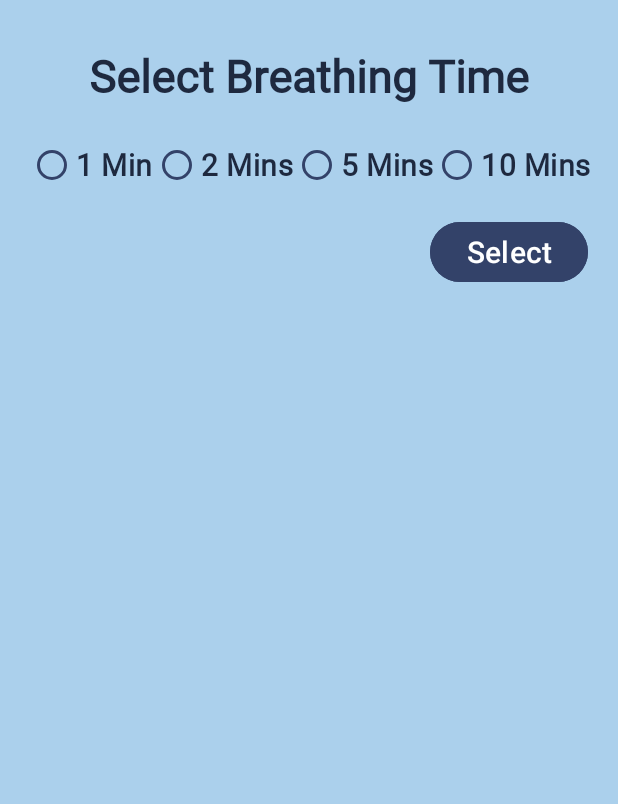
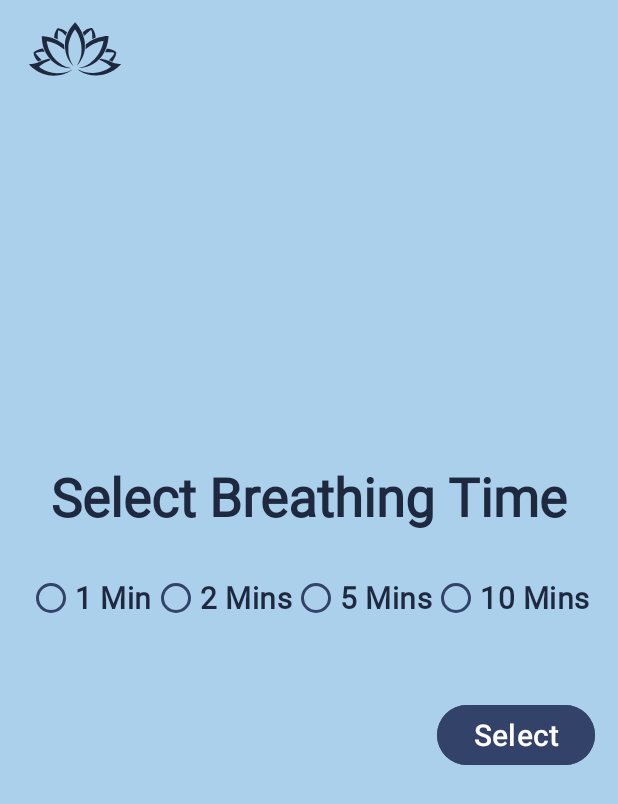
Before and after one commit to aavery0506/MADFinalApp, an Android app: the Breathe screen opened directly, with no data from a screen before it, on a phone screen of 412 x 824 dp. Shown: the top 804 px of the screen. Run offline under Robolectric (Android 15) with nearby library versions, the phone set to English and light mode, and no system bars.

Commit message:
updating UI elements

```diff
--- a/app/src/main/AndroidManifest.xml
+++ b/app/src/main/AndroidManifest.xml
@@ -30,7 +30,7 @@
             android:name=".Journal"
             android:exported="false" />
         <activity
-            android:name=".Breathing"
+            android:name=".Breathe"
             android:exported="false" />
         <activity
             android:name=".Affirmations"
--- a/app/src/main/java/com/example/selfcareapp/Breathing.java
+++ b/app/src/main/java/com/example/selfcareapp/Breathe.java
@@ -10,11 +10,10 @@ import androidx.core.view.ViewCompat;
 import androidx.core.view.WindowInsetsCompat;
 import androidx.navigation.NavController;
 import androidx.navigation.Navigation;
-import androidx.navigation.fragment.NavHostFragment;
 
 import com.example.selfcareapp.databinding.ActivityBreathingBinding;
 
-public class Breathing extends AppCompatActivity implements BreatheSelect.SelectListener,BreatheAnimation.AnimateListener{
+public class Breathe extends AppCompatActivity implements BreatheSelect.SelectListener,BreatheAnimation.AnimateListener{
 
     ActivityBreathingBinding binding;
 
--- a/app/src/main/java/com/example/selfcareapp/BreatheSelect.java
+++ b/app/src/main/java/com/example/selfcareapp/BreatheSelect.java
@@ -1,6 +1,7 @@
 package com.example.selfcareapp;
 
 import android.content.Context;
+import android.content.Intent;
 import android.os.Bundle;
 
 import androidx.annotation.NonNull;
@@ -49,6 +50,15 @@ public class BreatheSelect extends Fragment {
                              Bundle savedInstanceState) {
         // Inflate the layout for this fragment
         binding= FragmentBreatheSelectBinding.inflate(inflater,container,false);
+
+        //click on lotus to go home
+        binding.selectLotus.setOnClickListener(new View.OnClickListener() {
+            @Override
+            public void onClick(View view) {
+                Intent intent = new Intent(getActivity(), HomeScreen.class);
+                startActivity(intent);
+            }
+        });
         return binding.getRoot();
     }
 
--- a/app/src/main/java/com/example/selfcareapp/HapticHelper.java
+++ /dev/null
@@ -1,6 +0,0 @@
-package com.example.selfcareapp;
-
-public class HapticHelper {
-
-
-}
--- a/app/src/main/java/com/example/selfcareapp/HomeScreen.java
+++ b/app/src/main/java/com/example/selfcareapp/HomeScreen.java
@@ -9,13 +9,8 @@ import androidx.appcompat.app.AppCompatActivity;
 import androidx.core.graphics.Insets;
 import androidx.core.view.ViewCompat;
 import androidx.core.view.WindowInsetsCompat;
-import androidx.recyclerview.widget.DefaultItemAnimator;
-import androidx.recyclerview.widget.LinearLayoutManager;
-import androidx.recyclerview.widget.RecyclerView;
 
 import com.example.selfcareapp.databinding.ActivityHomeScreenBinding;
-
-import java.util.ArrayList;
 
 public class HomeScreen extends AppCompatActivity {
     ActivityHomeScreenBinding binding;
@@ -41,7 +36,7 @@ public class HomeScreen extends AppCompatActivity {
         binding.HomeBreathe.setOnClickListener(new View.OnClickListener() {
             @Override
             public void onClick(View view) {
-                Intent intent = new Intent(HomeScreen.this,Breathing.class);
+                Intent intent = new Intent(HomeScreen.this, Breathe.class);
                 startActivity(intent);
             }
         });
--- a/app/src/main/res/layout/activity_breathing.xml
+++ b/app/src/main/res/layout/activity_breathing.xml
@@ -5,7 +5,7 @@
     android:id="@+id/main"
     android:layout_width="match_parent"
     android:layout_height="match_parent"
-    tools:context=".Breathing">
+    tools:context=".Breathe">
 
 
 
--- a/app/src/main/res/layout/fragment_breathe_select.xml
+++ b/app/src/main/res/layout/fragment_breathe_select.xml
@@ -9,34 +9,53 @@
     tools:context=".BreatheSelect">
 
 
+    <ImageView
+        android:id="@+id/select_lotus"
+        android:layout_width="100dp"
+        android:layout_height="65dp"
+        android:src="@drawable/lotus_simple"
+        app:layout_constraintStart_toStartOf="parent"
+        app:layout_constraintTop_toTopOf="parent"
+        app:tint="@color/DarkestBlue" />
+
+    <androidx.constraintlayout.widget.ConstraintLayout
+        android:id="@+id/ll_select_brethe"
+        android:layout_width="match_parent"
+        android:layout_height="250dp"
+        android:gravity="center_vertical"
+        android:orientation="vertical"
+        app:layout_constraintBottom_toBottomOf="parent"
+        app:layout_constraintEnd_toEndOf="parent"
+        app:layout_constraintHorizontal_bias="0.5"
+        app:layout_constraintStart_toStartOf="parent"
+        app:layout_constraintTop_toTopOf="parent"
+        app:layout_constraintVertical_bias="0.5">
+
         <TextView
             android:id="@+id/textView2"
             android:layout_width="wrap_content"
             android:layout_height="wrap_content"
-        android:layout_marginTop="30dp"
+            android:layout_marginTop="20dp"
+            android:layout_marginBottom="20dp"
             android:fontFamily="@font/gaegu"
             android:text="Select Breathing Time"
             android:textColor="@color/DarkestBlue"
-        android:textSize="30sp"
+            android:textSize="35sp"
             android:textStyle="bold"
             app:layout_constraintEnd_toEndOf="parent"
-        app:layout_constraintHorizontal_bias="0.5"
             app:layout_constraintStart_toStartOf="parent"
-        app:layout_constraintTop_toTopOf="parent">
-
-    </TextView>
+            app:layout_constraintTop_toTopOf="parent" />
 
         <RadioGroup
-        android:id="@+id/rg_minutes"
-        android:layout_width="wrap_content"
+            android:id="@+id/rg_breathe_select"
+            android:layout_width="match_parent"
             android:layout_height="wrap_content"
-        android:layout_marginTop="15dp"
+            android:layout_marginTop="20dp"
+            android:gravity="center"
             android:orientation="horizontal"
-        android:showDividers="beginning|middle|end"
             app:layout_constraintEnd_toEndOf="parent"
-        app:layout_constraintHorizontal_bias="0.5"
             app:layout_constraintStart_toStartOf="parent"
-        app:layout_constraintTop_toBottomOf="@+id/textView2">
+            app:layout_constraintTop_toBottomOf="@id/textView2">
 
             <RadioButton
                 android:id="@+id/oneMin"
@@ -48,7 +67,7 @@
                 android:textColor="@color/DarkestBlue"
                 android:textSize="20sp"
                 android:textStyle="bold"
-            app:buttonTint = "@color/DarkBlue"/>
+                app:buttonTint="@color/DarkBlue" />
 
             <RadioButton
                 android:id="@+id/twoMin"
@@ -60,7 +79,7 @@
                 android:textColor="@color/DarkestBlue"
                 android:textSize="20sp"
                 android:textStyle="bold"
-            app:buttonTint = "@color/DarkBlue"/>
+                app:buttonTint="@color/DarkBlue" />
 
             <RadioButton
                 android:id="@+id/fiveMin"
@@ -72,7 +91,7 @@
                 android:textColor="@color/DarkestBlue"
                 android:textSize="20sp"
                 android:textStyle="bold"
-            app:buttonTint = "@color/DarkBlue"/>
+                app:buttonTint="@color/DarkBlue" />
 
             <RadioButton
                 android:id="@+id/tenMin"
@@ -84,22 +103,25 @@
                 android:textColor="@color/DarkestBlue"
                 android:textSize="20sp"
                 android:textStyle="bold"
-            app:buttonTint = "@color/DarkBlue"/>
+                app:buttonTint="@color/DarkBlue" />
+
         </RadioGroup>
+
 
         <Button
             android:id="@+id/btn_select"
             android:layout_width="wrap_content"
             android:layout_height="wrap_content"
-        android:layout_marginTop="10dp"
-        android:layout_marginEnd="20dp"
             android:backgroundTint="@color/DarkBlue"
             android:text="Select"
             android:textColor="@color/white"
             android:textSize="20sp"
             android:textStyle="normal"
+            app:layout_constraintBottom_toBottomOf="parent"
             app:layout_constraintEnd_toEndOf="parent"
-        app:layout_constraintTop_toBottomOf="@+id/rg_minutes" />
-
+            app:layout_constraintTop_toBottomOf="@id/rg_breathe_select"
+            android:layout_marginEnd="15dp"
+            android:layout_marginTop="20dp"/>
+    </androidx.constraintlayout.widget.ConstraintLayout>
 
 </androidx.constraintlayout.widget.ConstraintLayout>
```
Also changed, not shown: app/src/main/java/com/example/selfcareapp/BreatheAnimation.java (+1 -7 lines), app/src/main/java/com/example/selfcareapp/JournalFirebaseHelper.java (deleted, +0 -75 lines). Lines whose indentation alone changed are shown as unchanged.
